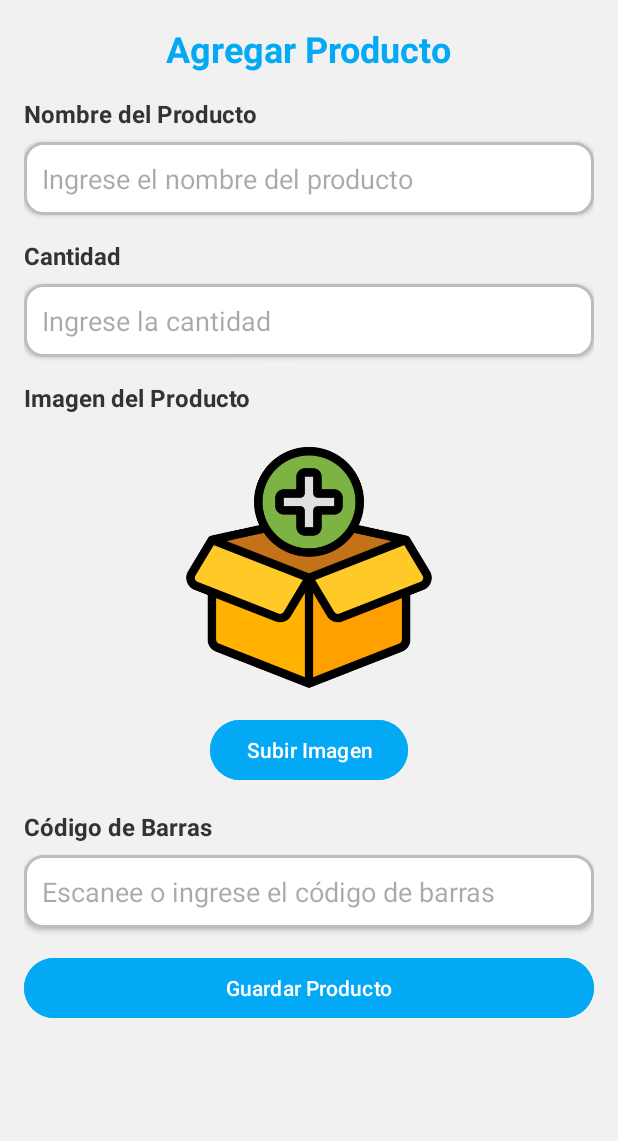
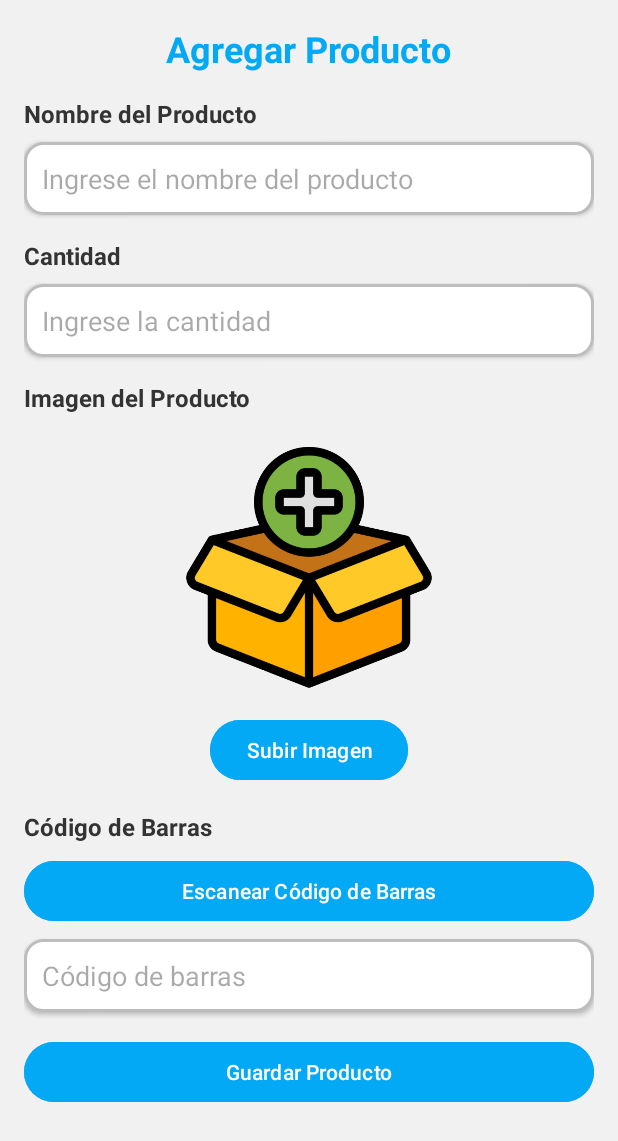
Before and after one commit to EdgarAHA/SecurityMerch, an Android app: the AddProductActivity screen opened directly, with no data from a screen before it, on a phone screen of 412 x 824 dp. Shown: the top 1141 px of the screen. Run offline under Robolectric (Android 15) with nearby library versions, the phone set to English and light mode, and no system bars; our stand-ins replace Firebase (no records; nobody signed in at launch, a user with empty details on screens opened directly); libraries missing offline, so code that uses them is left out: com.google.mlkit.vision.

Commit message:
actualizar3

```diff
--- a/app/build.gradle.kts
+++ b/app/build.gradle.kts
@@ -58,6 +58,7 @@ dependencies {
     implementation ("com.google.android.material:material:1.9.0")
     implementation ("com.google.android.gms:play-services-tasks:18.0.2")
     implementation (platform("com.google.firebase:firebase-bom:32.0.0"))
+    implementation ("com.google.mlkit:barcode-scanning:17.0.2")
 
 
 }
--- a/app/src/main/AndroidManifest.xml
+++ b/app/src/main/AndroidManifest.xml
@@ -2,6 +2,9 @@
 <manifest xmlns:android="http://schemas.android.com/apk/res/android"
     package="com.example.securitymerch"
     xmlns:tools="http://schemas.android.com/tools">
+
+    <!-- Declaración de permisos -->
+    <uses-permission android:name="android.permission.CAMERA" />
 
     <application
         android:allowBackup="true"
@@ -56,6 +59,9 @@
         <activity android:name=".AddProductActivity" />
 
 
+
+
     </application>
 
+
 </manifest>
--- a/app/src/main/java/com/example/securitymerch/AddProductActivity.java
+++ b/app/src/main/java/com/example/securitymerch/AddProductActivity.java
@@ -1,22 +1,33 @@
 package com.example.securitymerch;
 
+import android.content.Intent;
+import android.graphics.Bitmap;
 import android.net.Uri;
 import android.os.Bundle;
+import android.provider.MediaStore;
 import android.widget.Button;
 import android.widget.EditText;
 import android.widget.ImageView;
 import android.widget.Toast;
+
 import androidx.activity.result.ActivityResultLauncher;
 import androidx.activity.result.contract.ActivityResultContracts;
 import androidx.appcompat.app.AppCompatActivity;
+
 import com.example.securitymerch.models.Product;
 import com.google.firebase.firestore.FirebaseFirestore;
 import com.google.firebase.storage.FirebaseStorage;
 import com.google.firebase.storage.StorageReference;
+import com.google.mlkit.vision.barcode.BarcodeScanner;
+import com.google.mlkit.vision.barcode.BarcodeScanning;
+import com.google.mlkit.vision.common.InputImage;
+import com.google.mlkit.vision.barcode.common.Barcode;
 
+import java.util.List;
 import java.util.UUID;
 
 public class AddProductActivity extends AppCompatActivity {
+
     private EditText nameInput, quantityInput, barcodeInput;
     private ImageView productImage;
     private Uri imageUri;
@@ -24,6 +35,9 @@ public class AddProductActivity extends AppCompatActivity {
 
     private FirebaseFirestore firestore;
     private StorageReference storageReference;
+
+    private ActivityResultLauncher<Intent> barcodeScannerLauncher;
+    private ActivityResultLauncher<String> imagePickerLauncher;
 
     @Override
     protected void onCreate(Bundle savedInstanceState) {
@@ -44,9 +58,66 @@ public class AddProductActivity extends AppCompatActivity {
         productImage = findViewById(R.id.imageView_product);
         Button uploadImageButton = findViewById(R.id.button_upload_image);
         Button saveButton = findViewById(R.id.button_save_product);
+        Button scanBarcodeButton = findViewById(R.id.button_scan_barcode);
+
+        // Configurar el escáner de código de barras
+        setupBarcodeScanner();
+
+        // Configurar el selector de imágenes
+        setupImagePicker();
 
         // Seleccionar imagen
-        ActivityResultLauncher<String> launcher = registerForActivityResult(
+        uploadImageButton.setOnClickListener(v -> imagePickerLauncher.launch("image/*"));
+
+        // Escanear código de barras
+        scanBarcodeButton.setOnClickListener(v -> openBarcodeScanner());
+
+        // Guardar producto
+        saveButton.setOnClickListener(v -> saveProduct());
+    }
+
+    private void setupBarcodeScanner() {
+        barcodeScannerLauncher = registerForActivityResult(
+                new ActivityResultContracts.StartActivityForResult(),
+                result -> {
+                    if (result.getResultCode() == RESULT_OK && result.getData() != null) {
+                        Bitmap bitmap = (Bitmap) result.getData().getExtras().get("data");
+                        scanBarcodeFromBitmap(bitmap);
+                    }
+                }
+        );
+    }
+
+    private void openBarcodeScanner() {
+        Intent intent = new Intent(MediaStore.ACTION_IMAGE_CAPTURE);
+        barcodeScannerLauncher.launch(intent);
+    }
+
+    private void scanBarcodeFromBitmap(Bitmap bitmap) {
+        try {
+            InputImage image = InputImage.fromBitmap(bitmap, 0);
+            BarcodeScanner scanner = BarcodeScanning.getClient();
+
+            scanner.process(image)
+                    .addOnSuccessListener(this::handleBarcodeResult)
+                    .addOnFailureListener(e -> Toast.makeText(this, "Error al escanear el código", Toast.LENGTH_SHORT).show());
+        } catch (Exception e) {
+            e.printStackTrace();
+        }
+    }
+
+    private void handleBarcodeResult(List<Barcode> barcodes) {
+        if (barcodes.size() > 0) {
+            Barcode barcode = barcodes.get(0);
+            barcodeInput.setText(barcode.getRawValue());
+            Toast.makeText(this, "Código escaneado: " + barcode.getRawValue(), Toast.LENGTH_SHORT).show();
+        } else {
+            Toast.makeText(this, "No se encontró ningún código de barras", Toast.LENGTH_SHORT).show();
+        }
+    }
+
+    private void setupImagePicker() {
+        imagePickerLauncher = registerForActivityResult(
                 new ActivityResultContracts.GetContent(),
                 uri -> {
                     if (uri != null) {
@@ -54,10 +125,6 @@ public class AddProductActivity extends AppCompatActivity {
                         productImage.setImageURI(uri);
                     }
                 });
-        uploadImageButton.setOnClickListener(v -> launcher.launch("image/*"));
-
-        // Guardar producto
-        saveButton.setOnClickListener(v -> saveProduct());
     }
 
     private void saveProduct() {
@@ -87,6 +154,4 @@ public class AddProductActivity extends AppCompatActivity {
                         }))
                 .addOnFailureListener(e -> Toast.makeText(this, "Error al subir la imagen", Toast.LENGTH_SHORT).show());
     }
-
-
 }
--- a/app/src/main/res/layout/add_product.xml
+++ b/app/src/main/res/layout/add_product.xml
@@ -106,11 +106,19 @@
             android:paddingBottom="8dp"
             android:textColor="#333333" />
 
+        <Button
+            android:id="@+id/button_scan_barcode"
+            android:layout_width="match_parent"
+            android:layout_height="wrap_content"
+            android:text="Escanear Código de Barras"
+            android:backgroundTint="#03A9F4"
+            android:layout_marginBottom="8dp" />
+
         <EditText
             android:id="@+id/editText_barcode"
             android:layout_width="match_parent"
             android:layout_height="wrap_content"
-            android:hint="Escanee o ingrese el código de barras"
+            android:hint="Código de barras"
             android:padding="12dp"
             android:background="@drawable/rounded_edit_text"
             android:elevation="2dp"
```
